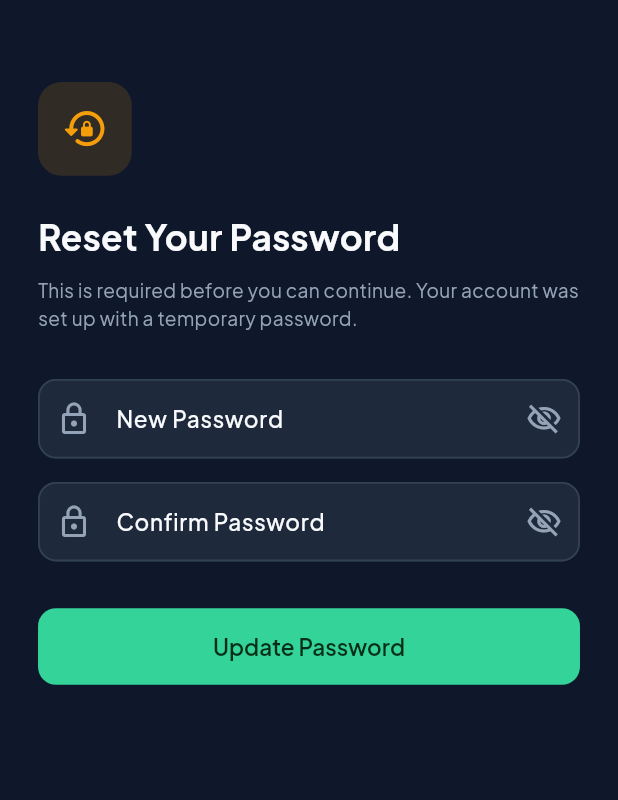
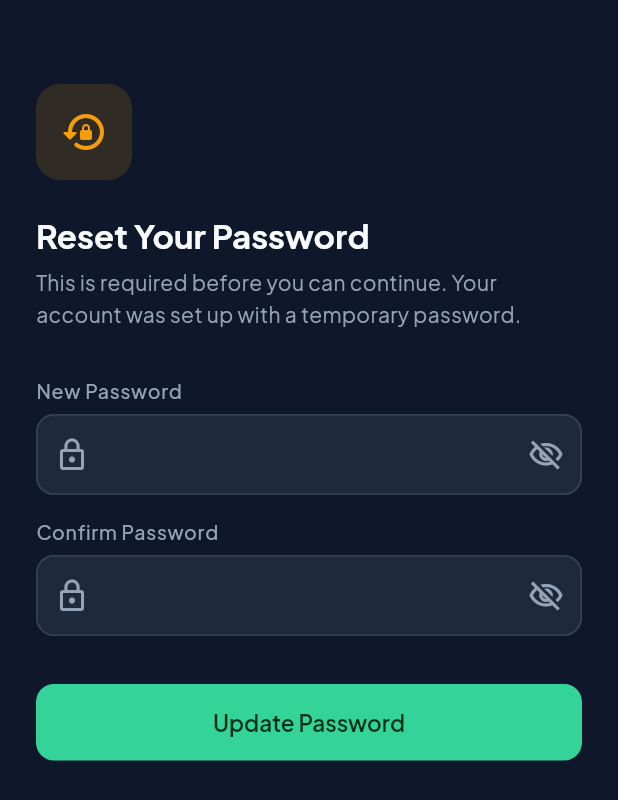
Before and after one commit to muhammed-ziyan-ummalil/sos_logistics, a Flutter app: the PasswordResetScreen screen opened by its route, on a phone screen of 412 x 824 dp. Shown: the top 800 px of the screen. Run offline on Flutter 3.47's test engine with Material 3 defaults, Android fonts, the phone set to English and light mode, and no system bars; our stand-ins replace dio, equatable, flutter_bloc, flutter_screenutil, flutter_secure_storage, google_fonts and 4 more; missing offline and left inert: sos_auth; accounts and stored records are empty; statements that could not run were skipped.

Commit message:
feat(logistics): redesign password reset, theme-aware + validation test

```diff
--- a/lib/Screens/auth/password_reset_screen.dart
+++ b/lib/Screens/auth/password_reset_screen.dart
@@ -1,11 +1,11 @@
 import 'package:flutter/material.dart';
 import 'package:flutter_bloc/flutter_bloc.dart';
-import 'package:flutter_screenutil/flutter_screenutil.dart';
 import 'package:sos_auth/sos_auth.dart';
 import '../../Bloc/Auth/password_reset_cubit.dart';
 import '../../Bloc/Auth/password_reset_state.dart';
 import '../../core/app_constants.dart';
 import '../../core/app_theme.dart';
+import '../../widgets/widgets.dart';
 
 class PasswordResetScreen extends StatefulWidget {
   const PasswordResetScreen({super.key});
@@ -81,65 +81,68 @@ class _PasswordResetScreenState extends State<PasswordResetScreen> {
 
   @override
   Widget build(BuildContext context) {
+    final scheme = Theme.of(context).colorScheme;
+    final tt     = Theme.of(context).textTheme;
     return BlocListener<PasswordResetCubit, PasswordResetState>(
       listener: (ctx, state) {
         if (state is PasswordResetSuccess) {
           _navigateAfterReset(ctx);
         } else if (state is PasswordResetError) {
           ScaffoldMessenger.of(ctx).showSnackBar(
-            SnackBar(content: Text(state.message), backgroundColor: AppColors.error),
+            SnackBar(
+              content: Text(state.message),
+              backgroundColor: scheme.error,
+            ),
           );
         }
       },
       child: Scaffold(
-        backgroundColor: AppColors.background,
         body: SafeArea(
           child: SingleChildScrollView(
-            padding: EdgeInsets.symmetric(horizontal: 24.w, vertical: 24.h),
+            padding: const EdgeInsets.symmetric(
+              horizontal: AppDesignTokens.spacingXL,
+              vertical: AppDesignTokens.spacingXL,
+            ),
             child: Form(
               key: _formKey,
               child: Column(
                 crossAxisAlignment: CrossAxisAlignment.start,
                 children: [
-                  SizedBox(height: 32.h),
+                  const SizedBox(height: AppDesignTokens.spacingXXL),
                   Container(
-                    width: 64.r,
-                    height: 64.r,
+                    width: 64,
+                    height: 64,
                     decoration: BoxDecoration(
-                      color: AppColors.warning.withOpacity(0.15),
-                      borderRadius: BorderRadius.circular(16.r),
+                      color: AppDesignTokens.warning.withValues(alpha: 0.15),
+                      borderRadius: BorderRadius.circular(16),
                     ),
-                    child: Icon(Icons.lock_reset_rounded, color: AppColors.warning, size: 32.r),
+                    child: const Icon(
+                      Icons.lock_reset_rounded,
+                      color: AppDesignTokens.warning,
+                      size: 32,
                     ),
-                  SizedBox(height: 24.h),
+                  ),
+                  const SizedBox(height: AppDesignTokens.spacingXL),
                   Text(
                     'Reset Your Password',
-                    style: TextStyle(
-                      color: AppColors.textPrimary,
-                      fontSize: 24.sp,
-                      fontWeight: FontWeight.w700,
+                    style: tt.headlineMedium,
                   ),
-                  ),
-                  SizedBox(height: 8.h),
+                  const SizedBox(height: AppDesignTokens.spacingS),
                   Text(
                     'This is required before you can continue. Your account was set up with a temporary password.',
-                    style: TextStyle(color: AppColors.textSecondary, fontSize: 13.sp),
+                    style: tt.bodyMedium,
                   ),
-                  SizedBox(height: 32.h),
-                  TextFormField(
+                  const SizedBox(height: AppDesignTokens.spacingXXL),
+                  SosTextField(
+                    label: 'New Password',
                     controller: _newPassCtr,
                     obscureText: _obscureNew,
-                    style: TextStyle(color: AppColors.textPrimary, fontSize: 14.sp),
-                    decoration: InputDecoration(
-                      labelText: 'New Password',
-                      prefixIcon: const Icon(Icons.lock_outline, color: AppColors.textSecondary),
-                      suffixIcon: IconButton(
+                    prefixIcon: Icons.lock_outline,
+                    suffix: IconButton(
                       icon: Icon(
                         _obscureNew ? Icons.visibility_off_outlined : Icons.visibility_outlined,
-                          color: AppColors.textSecondary,
                       ),
                       onPressed: () => setState(() => _obscureNew = !_obscureNew),
-                      ),
                     ),
                     validator: (v) {
                       if (v == null || v.trim().isEmpty) return 'Enter new password';
@@ -147,21 +150,17 @@ class _PasswordResetScreenState extends State<PasswordResetScreen> {
                       return null;
                     },
                   ),
-                  SizedBox(height: 16.h),
-                  TextFormField(
+                  const SizedBox(height: AppDesignTokens.spacingL),
+                  SosTextField(
+                    label: 'Confirm Password',
                     controller: _confPassCtr,
                     obscureText: _obscureConf,
-                    style: TextStyle(color: AppColors.textPrimary, fontSize: 14.sp),
-                    decoration: InputDecoration(
-                      labelText: 'Confirm Password',
-                      prefixIcon: const Icon(Icons.lock_outline, color: AppColors.textSecondary),
-                      suffixIcon: IconButton(
+                    prefixIcon: Icons.lock_outline,
+                    suffix: IconButton(
                       icon: Icon(
                         _obscureConf ? Icons.visibility_off_outlined : Icons.visibility_outlined,
-                          color: AppColors.textSecondary,
                       ),
                       onPressed: () => setState(() => _obscureConf = !_obscureConf),
-                      ),
                     ),
                     validator: (v) {
                       if (v == null || v.trim().isEmpty) return 'Confirm your password';
@@ -169,24 +168,13 @@ class _PasswordResetScreenState extends State<PasswordResetScreen> {
                       return null;
                     },
                   ),
-                  SizedBox(height: 32.h),
+                  const SizedBox(height: AppDesignTokens.spacingXXL),
                   BlocBuilder<PasswordResetCubit, PasswordResetState>(
                     builder: (_, state) {
-                      final loading = state is PasswordResetLoading;
-                      return SizedBox(
-                        width: double.infinity,
-                        child: ElevatedButton(
-                          onPressed: loading ? null : _submit,
-                          child: loading
-                              ? SizedBox(
-                                  height: 20.r,
-                                  width:  20.r,
-                                  child: const CircularProgressIndicator(
-                                    color: Colors.white, strokeWidth: 2,
-                                  ),
-                                )
-                              : const Text('Update Password'),
-                        ),
+                      return SosButton(
+                        label: 'Update Password',
+                        loading: state is PasswordResetLoading,
+                        onPressed: state is PasswordResetLoading ? null : _submit,
                       );
                     },
                   ),
```
Also changed, not shown: 1 other file. Lines whose indentation alone changed are shown as unchanged.
